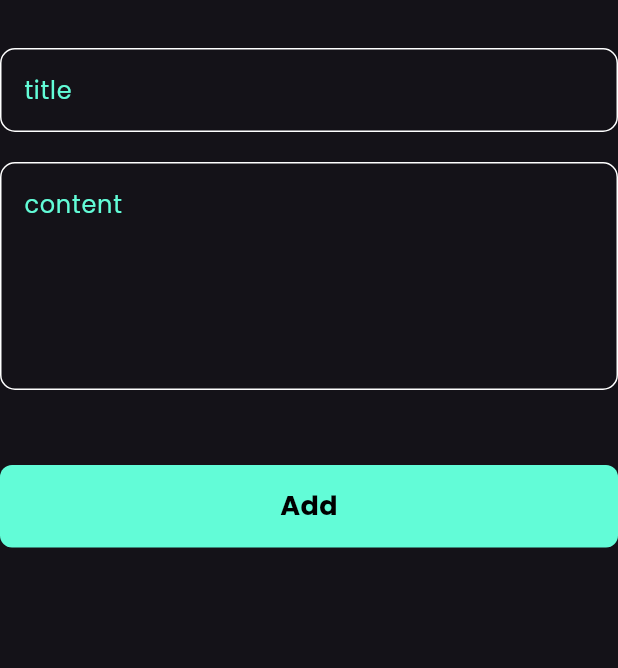
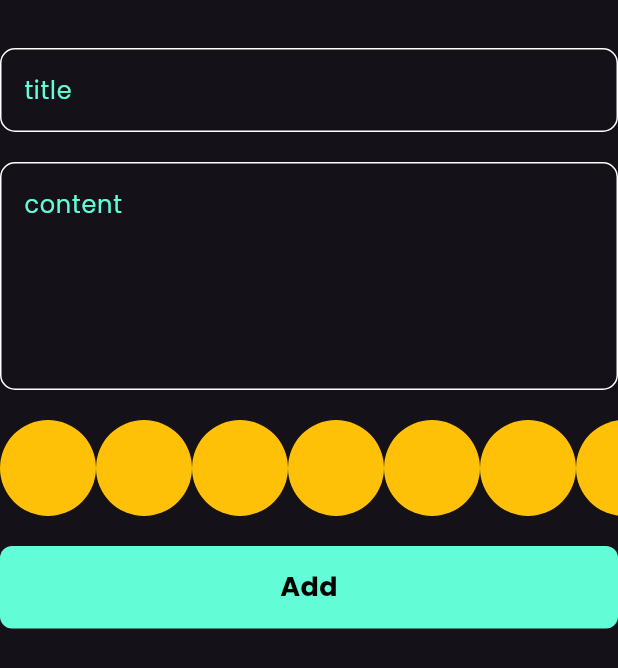
Before and after one commit to Hashem02-it/notes_app, a Flutter app: the AddNoteForm widget shown alone on an empty page, opened directly, on a phone screen of 412 x 824 dp. Shown: the top 668 px of the screen. Run offline on Flutter 3.47's test engine with Material 3 defaults, Android fonts, the phone set to English and light mode, and no system bars; our stand-ins replace bloc, flutter_bloc, hive, hive_flutter; accounts and stored records are empty.

Commit message:
create colors list view pt1

```diff
--- a/lib/views/widgets/add_note_form.dart
+++ b/lib/views/widgets/add_note_form.dart
@@ -3,6 +3,7 @@ import 'package:flutter_bloc/flutter_bloc.dart';
 import 'package:intl/intl.dart';
 import 'package:note_app/cubits/add_note/add_note_cubit.dart';
 import 'package:note_app/models/note_model.dart';
+import 'package:note_app/views/widgets/colors_list_view.dart';
 import 'package:note_app/views/widgets/custom_button.dart';
 import 'package:note_app/views/widgets/custom_text_field.dart';
 
@@ -47,7 +48,11 @@ class _AddNoteFormState extends State<AddNoteForm> {
             maxLines: 5,
           ),
           SizedBox(
-            height: 50,
+            height: 20,
+          ),
+          ColorsListView(),
+          SizedBox(
+            height: 20,
           ),
           BlocBuilder<AddNoteCubit, AddNoteState>(
             builder: (context, state) {
--- /dev/null
+++ b/lib/views/widgets/colors_list_view.dart
@@ -0,0 +1,31 @@
+import 'package:flutter/material.dart';
+
+class ColorItem extends StatelessWidget {
+  const ColorItem({super.key});
+
+  @override
+  Widget build(BuildContext context) {
+    return CircleAvatar(
+      radius: 32,
+      backgroundColor: Colors.amber,
+    );
+  }
+}
+
+class ColorsListView extends StatelessWidget {
+  const ColorsListView({super.key});
+
+  @override
+  Widget build(BuildContext context) {
+    return SizedBox(
+      height: 32 * 2,
+      child: ListView.builder(
+        scrollDirection: Axis.horizontal,
+        itemCount: 10,
+        itemBuilder: (context, index) {
+          return ColorItem();
+        },
+      ),
+    );
+  }
+}
```
